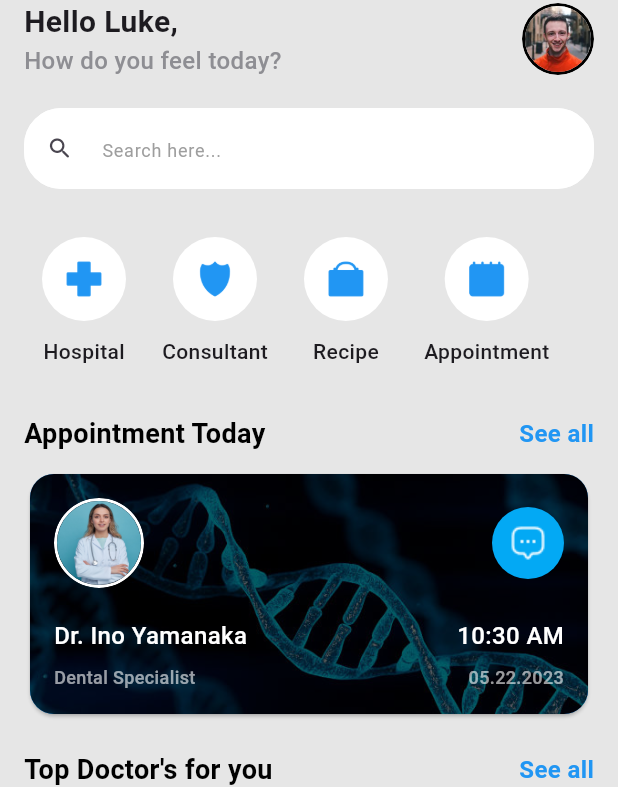
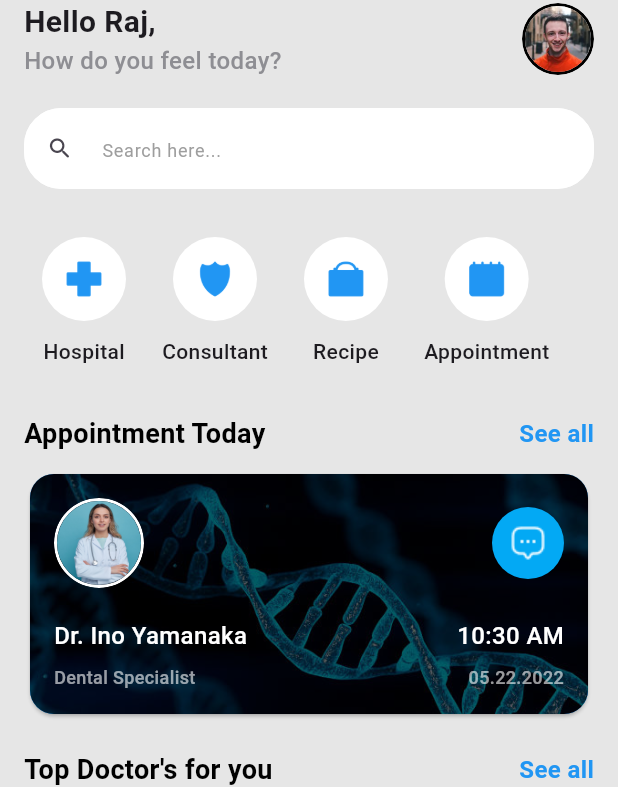
Before and after one commit to Shivam2187/medical_consultation, a Flutter app: the screen it shows after launch, on a phone screen of 412 x 824 dp. Shown: the top 787 px of the screen. Run offline on Flutter 3.47's test engine with Material 3 defaults, Android fonts, the phone set to English and light mode, and no system bars; our stand-ins replace flutter_riverpod, freezed_annotation.

Commit message:
constant

```diff
--- a/medical/lib/presentation/core/app_widget.dart
+++ b/medical/lib/presentation/core/app_widget.dart
@@ -1,8 +1,5 @@
-import 'dart:io';
-
 import 'package:flutter/material.dart';
 import 'package:medical/presentation/core/colors.dart';
-import 'package:sizer/sizer.dart';
 
 import '../nav_container/nav_container_page.dart';
 
@@ -11,27 +8,12 @@ class AppWidget extends StatelessWidget {
 
   @override
   Widget build(BuildContext context) {
-    return Sizer(
-      builder: (context, orientation, deviceType) {
-        return Listener(
-          onPointerUp: (_) {
-            if (Platform.isIOS) {
-              FocusScopeNode currentFocus = FocusScope.of(context);
-              if (!currentFocus.hasPrimaryFocus &&
-                  currentFocus.focusedChild != null) {
-                FocusManager.instance.primaryFocus!.unfocus();
-              }
-            }
-          },
-          child: MaterialApp(
-            debugShowCheckedModeBanner: false,
-            theme: ThemeData(
-              primaryColor: primaryColor,
-            ),
-            home: const NavContainer(),
-          ),
-        );
-      },
+    return MaterialApp(
+      debugShowCheckedModeBanner: false,
+      theme: ThemeData(
+        primaryColor: primaryColor,
+      ),
+      home: const NavContainer(),
     );
   }
 }
--- a/medical/lib/presentation/home/home_page.dart
+++ b/medical/lib/presentation/home/home_page.dart
@@ -8,6 +8,8 @@ import 'package:medical/presentation/home/user_welcome.dart';
 import 'package:medical/presentation/widgets/category_widget.dart';
 import 'package:medical/presentation/widgets/doctor_widget.dart';
 import 'package:medical/presentation/widgets/dot_widget.dart';
+
+import '../../utils/constant.dart';
 
 class HomePage extends ConsumerWidget {
   const HomePage({super.key});
@@ -31,8 +33,8 @@ class HomePage extends ConsumerWidget {
                 height: 20,
               ),
               TextField(
-                decoration:
-                    inputDecoration("Search here...", Icons.search_rounded),
+                decoration: inputDecoration(
+                    ConstantUtils.lableText, Icons.search_rounded),
               ),
               const SizedBox(
                 height: 20,
@@ -54,14 +56,14 @@ class HomePage extends ConsumerWidget {
                 crossAxisAlignment: CrossAxisAlignment.center,
                 children: [
                   const Text(
-                    "Appointment Today",
+                    ConstantUtils.appointmentToday,
                     style: TextStyle(
                         fontSize: 18,
                         fontWeight: FontWeight.w700,
                         color: Colors.black),
                   ),
                   Text(
-                    "See all",
+                    ConstantUtils.seeAll,
                     style: TextStyle(
                         fontSize: 16,
                         fontWeight: FontWeight.w600,
@@ -81,14 +83,14 @@ class HomePage extends ConsumerWidget {
                 crossAxisAlignment: CrossAxisAlignment.center,
                 children: [
                   const Text(
-                    "Top Doctor's for you",
+                    ConstantUtils.topDoctor,
                     style: TextStyle(
                         fontSize: 18,
                         fontWeight: FontWeight.w700,
                         color: Colors.black),
                   ),
                   Text(
-                    "See all",
+                    ConstantUtils.seeAll,
                     style: TextStyle(
                         fontSize: 16,
                         fontWeight: FontWeight.w600,
--- a/medical/lib/presentation/home/user_welcome.dart
+++ b/medical/lib/presentation/home/user_welcome.dart
@@ -2,6 +2,8 @@ import 'package:flutter/cupertino.dart';
 import 'package:flutter_riverpod/flutter_riverpod.dart';
 import 'package:medical/generated/assets.dart';
 import 'package:medical/presentation/widgets/avatar_widget.dart';
+
+import '../../utils/constant.dart';
 
 class UserWelcome extends ConsumerStatefulWidget {
   const UserWelcome({super.key});
@@ -21,11 +23,11 @@ class _UserWelcomeState extends ConsumerState<UserWelcome> {
           crossAxisAlignment: CrossAxisAlignment.start,
           children: [
             Text(
-              "Hello Luke,",
+              ConstantUtils.userName,
               style: TextStyle(fontSize: 20, fontWeight: FontWeight.w700),
             ),
             Text(
-              "How do you feel today?",
+              ConstantUtils.userWelcome,
               style: TextStyle(
                   fontSize: 16,
                   fontWeight: FontWeight.w500,
--- a/medical/lib/presentation/widgets/dot_widget.dart
+++ b/medical/lib/presentation/widgets/dot_widget.dart
@@ -2,6 +2,7 @@ import 'package:flutter/material.dart';
 import 'package:medical/generated/assets.dart';
 import 'package:medical/presentation/core/colors.dart';
 import 'package:medical/presentation/widgets/avatar_widget.dart';
+import 'package:medical/utils/constant.dart';
 
 Widget smallDot(double size, Color color, String text) {
   return Container(
@@ -62,7 +63,7 @@ Widget appointment() {
                     padding: const EdgeInsets.all(12.0),
                     decoration: const BoxDecoration(
                       shape: BoxShape.circle,
-                      color: Colors.lightBlue, // Specify the desired color
+                      color: Colors.lightBlue,
                     ),
                     child: Image.asset(
                       Assets.iconsIcChatDefault,
@@ -78,17 +79,17 @@ Widget appointment() {
                 crossAxisAlignment: CrossAxisAlignment.start,
                 children: [
                   Text(
-                    "Dr. Ino Yamanaka",
+                    ConstantUtils.doctorName,
                     style: TextStyle(
                         fontSize: 16,
                         fontWeight: FontWeight.w500,
                         color: Colors.white),
-                  ), //dr name
-                  Text("10:30 AM",
+                  ),
+                  Text(ConstantUtils.appoinmentTime,
                       style: TextStyle(
                           fontSize: 16,
                           fontWeight: FontWeight.w500,
-                          color: Colors.white)), // time),
+                          color: Colors.white)),
                 ]),
             const SizedBox(
               height: 8,
@@ -97,17 +98,17 @@ Widget appointment() {
                 mainAxisAlignment: MainAxisAlignment.spaceBetween,
                 children: [
                   Text(
-                    "Dental Specialist",
+                    ConstantUtils.doctorSpecilisation,
                     style: TextStyle(
                         fontSize: 12,
                         fontWeight: FontWeight.w500,
                         color: Colors.white60),
-                  ), //dr name
-                  Text("05.22.2023",
+                  ),
+                  Text(ConstantUtils.appoinmentDate,
                       style: TextStyle(
                           fontSize: 12,
                           fontWeight: FontWeight.w500,
-                          color: Colors.white60)), // time),
+                          color: Colors.white60)),
                 ])
           ],
         ),
--- /dev/null
+++ b/medical/lib/utils/constant.dart
@@ -0,0 +1,16 @@
+class ConstantUtils {
+  static const String lableText = 'Search here...';
+  static const String userName ='Hello Raj,';
+  static const String userWelcome='How do you feel today?';
+   static const String appointmentToday=  'Appointment Today';
+   static const String seeAll=  'See all';
+    static const String  doctorName='Dr. Ino Yamanaka';
+    static const String  appoinmentDate='05.22.2022' ;
+
+    static const String appoinmentTime='10:30 AM';
+    static const String   doctorSpecilisation= 'Dental Specialist';
+    static const String topDoctor= 'Top Doctor\'s for you';
+
+
+
+}
```
